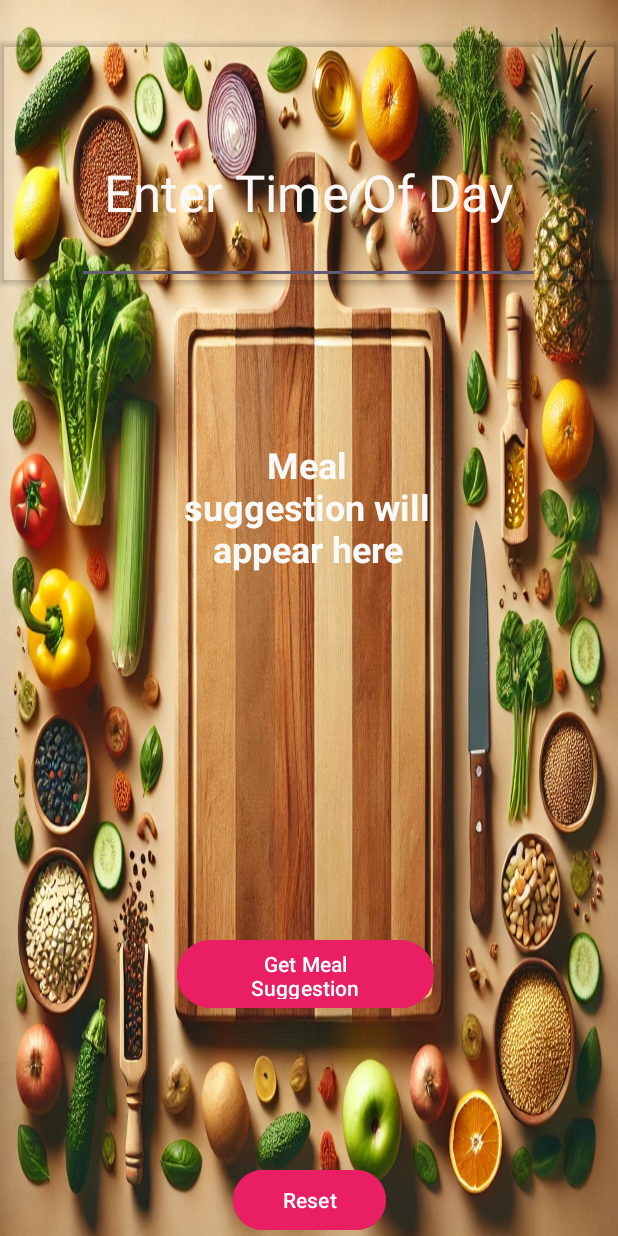
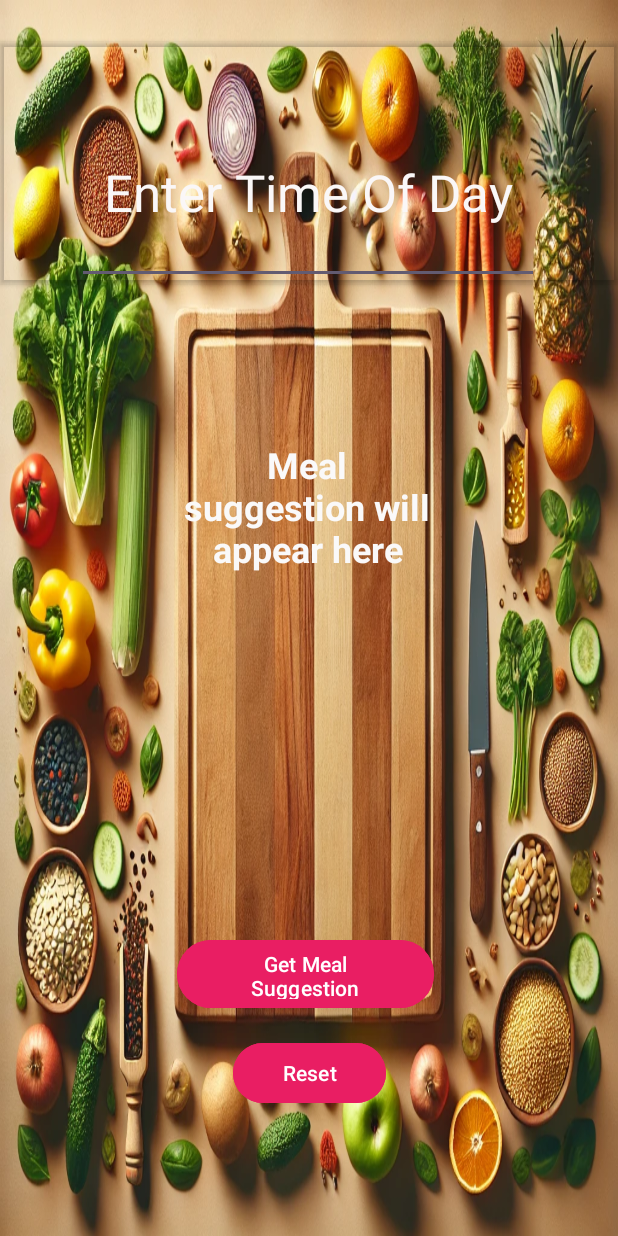
Before and after one commit to ST10497519/ST10497519_Assignment1, an Android app: the screen it shows after launch (MainActivity), on a phone screen of 412 x 824 dp. Run offline under Robolectric (Android 15) with nearby library versions, the phone set to English and light mode, and no system bars; Roboto replaces fonts that are not available here.

Commit message:
re-placed reset button on UI

```diff
--- a/app/src/main/res/layout/activity_main.xml
+++ b/app/src/main/res/layout/activity_main.xml
@@ -44,7 +44,7 @@
         android:id="@+id/resetbutton"
         android:layout_width="102dp"
         android:layout_height="48dp"
-        android:layout_marginTop="100dp"
+        android:layout_marginTop="15dp"
         android:backgroundTint="#E91E63"
         android:text="Reset"
         app:layout_constraintEnd_toEndOf="parent"
```
